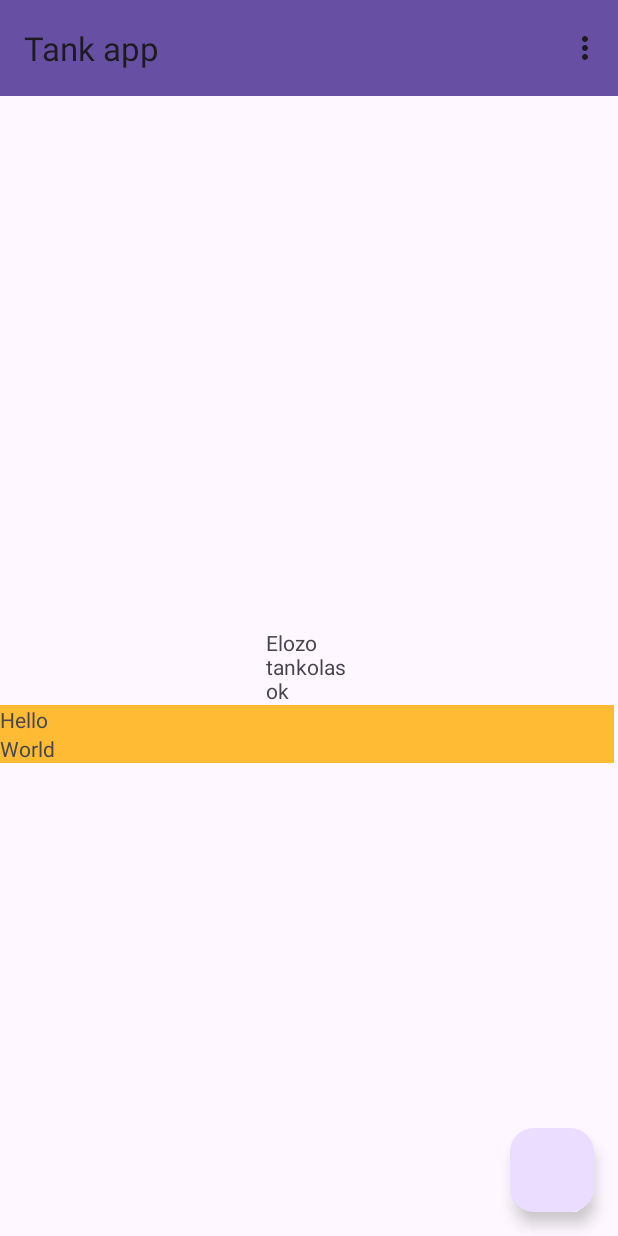
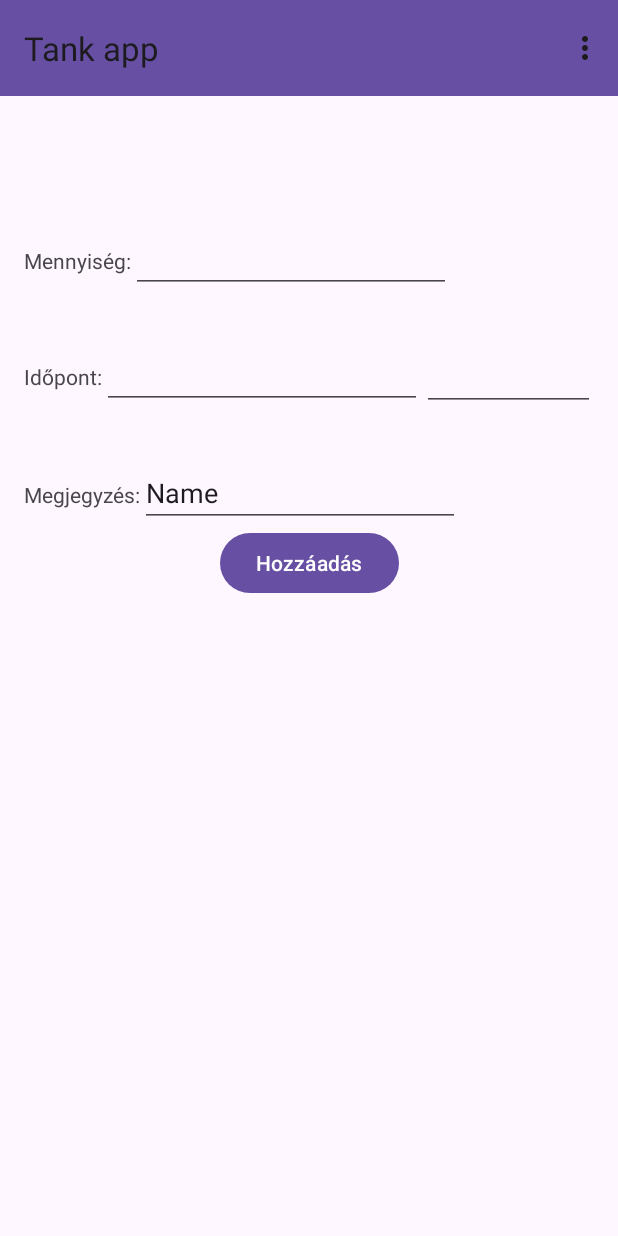
Before and after one commit to badinszky97/android_beadando, an Android app: the fragment ElozoTankolasok placed in its activity, after a tap on "uj", on a phone screen of 412 x 824 dp. Run offline under Robolectric (Android 15) with nearby library versions, the phone set to English and light mode, and no system bars; our stand-ins replace Room's generated code.

Commit message:
GUI letrehozva az uj tankolásoknak

```diff
--- a/app/src/main/java/hu/nje/tankolasnyilvantarto/ElozoTankolasok.java
+++ b/app/src/main/java/hu/nje/tankolasnyilvantarto/ElozoTankolasok.java
@@ -60,6 +60,7 @@ public class ElozoTankolasok extends Fragment {
 
     private void ShowMeassage(String message)
     {
-        Toast.makeText(getActivity().getBaseContext(), message, Toast.LENGTH_SHORT).show();
+        MainActivity mainActivity = (MainActivity)getActivity();
+        mainActivity.UjTankolasFragment();
     }
 }
--- a/app/src/main/java/hu/nje/tankolasnyilvantarto/MainActivity.java
+++ b/app/src/main/java/hu/nje/tankolasnyilvantarto/MainActivity.java
@@ -52,6 +52,15 @@ public class MainActivity extends AppCompatActivity {
         return true;
     }
 
+    public void UjTankolasFragment(){
+        loadFragment(new UjTankolas(), "ujtankolas");
+    }
+
+    public void UjTankolasMentese(Tankolas uj)
+    {
+
+    }
+
     private void loadFragment(Fragment fragment, String tag) {
         FragmentManager fragmentManager = getSupportFragmentManager();
         FragmentTransaction transaction = fragmentManager.beginTransaction();
--- /dev/null
+++ b/app/src/main/java/hu/nje/tankolasnyilvantarto/UjTankolas.java
@@ -0,0 +1,49 @@
+package hu.nje.tankolasnyilvantarto;
+
+import android.os.Bundle;
+
+import androidx.fragment.app.Fragment;
+
+import android.view.LayoutInflater;
+import android.view.View;
+import android.view.ViewGroup;
+import android.widget.Button;
+import android.widget.EditText;
+
+public class UjTankolas extends Fragment {
+    Button hozzaadGomb;
+    EditText ujMennyiseg;
+    EditText ujDatum;
+    EditText ujIdopont;
+    EditText ujMegjegyzes;
+    public UjTankolas() {
+        // Required empty public constructor
+    }
+
+    public static UjTankolas newInstance(String param1, String param2) {
+        UjTankolas fragment = new UjTankolas();
+        Bundle args = new Bundle();
+        fragment.setArguments(args);
+        return fragment;
+    }
+
+    @Override
+    public View onCreateView(LayoutInflater inflater, ViewGroup container,
+                             Bundle savedInstanceState) {
+        // Inflate the layout for this fragment
+        View view = inflater.inflate(R.layout.fragment_uj_tankolas, container, false);
+        MainActivity mainactivity = (MainActivity)getActivity();
+        ujMennyiseg = view.findViewById(R.id.ujTankolasFrgMennyiseg);
+        ujDatum = view.findViewById(R.id.ujTankolasFrgDatum);
+        ujIdopont = view.findViewById(R.id.ujTankolasFrgIdopont);
+        ujMegjegyzes = view.findViewById(R.id.ujTankolasFrgMeghegyzes);
+
+        hozzaadGomb = view.findViewById(R.id.ujTankolasFrgHozzaad);
+        hozzaadGomb.setOnClickListener( v -> {
+
+            Tankolas ujElem = new Tankolas("megjegyzes", 100,200);
+
+        });
+        return view;
+    }
+}
--- /dev/null
+++ b/app/src/main/res/layout/fragment_uj_tankolas.xml
@@ -0,0 +1,84 @@
+<?xml version="1.0" encoding="utf-8"?>
+<androidx.constraintlayout.widget.ConstraintLayout xmlns:android="http://schemas.android.com/apk/res/android"
+    xmlns:app="http://schemas.android.com/apk/res-auto"
+    xmlns:tools="http://schemas.android.com/tools"
+    android:id="@+id/frameLayout3"
+    android:layout_width="match_parent"
+    android:layout_height="match_parent"
+    tools:context=".UjTankolas" >
+
+    <TextView
+        android:id="@+id/textView3"
+        android:layout_width="wrap_content"
+        android:layout_height="wrap_content"
+        android:text="Megjegyzés:"
+        app:layout_constraintBaseline_toBaselineOf="@+id/ujTankolasFrgMeghegyzes"
+        app:layout_constraintStart_toStartOf="@+id/textView6" />
+
+    <EditText
+        android:id="@+id/ujTankolasFrgMeghegyzes"
+        android:layout_width="wrap_content"
+        android:layout_height="wrap_content"
+        android:layout_marginTop="32dp"
+        android:ems="10"
+        android:inputType="text"
+        android:text="Name"
+        app:layout_constraintStart_toEndOf="@+id/textView3"
+        app:layout_constraintTop_toBottomOf="@+id/ujTankolasFrgIdopont" />
+
+    <TextView
+        android:id="@+id/textView5"
+        android:layout_width="wrap_content"
+        android:layout_height="wrap_content"
+        android:layout_marginStart="16dp"
+        android:layout_marginTop="100dp"
+        android:text="Mennyiség:"
+        app:layout_constraintStart_toStartOf="parent"
+        app:layout_constraintTop_toTopOf="parent" />
+
+    <TextView
+        android:id="@+id/textView6"
+        android:layout_width="wrap_content"
+        android:layout_height="wrap_content"
+        android:text="Időpont:"
+        app:layout_constraintBaseline_toBaselineOf="@+id/ujTankolasFrgDatum"
+        app:layout_constraintStart_toStartOf="@+id/textView5" />
+
+    <EditText
+        android:id="@+id/ujTankolasFrgMennyiseg"
+        android:layout_width="wrap_content"
+        android:layout_height="wrap_content"
+        android:ems="10"
+        android:inputType="numberDecimal"
+        app:layout_constraintBaseline_toBaselineOf="@+id/textView5"
+        app:layout_constraintStart_toEndOf="@+id/textView5" />
+
+    <EditText
+        android:id="@+id/ujTankolasFrgDatum"
+        android:layout_width="wrap_content"
+        android:layout_height="wrap_content"
+        android:layout_marginTop="32dp"
+        android:ems="10"
+        android:inputType="date"
+        app:layout_constraintStart_toEndOf="@+id/textView6"
+        app:layout_constraintTop_toBottomOf="@+id/ujTankolasFrgMennyiseg" />
+
+    <EditText
+        android:id="@+id/ujTankolasFrgIdopont"
+        android:layout_width="115dp"
+        android:layout_height="47dp"
+        android:ems="10"
+        android:inputType="time"
+        app:layout_constraintBaseline_toBaselineOf="@+id/ujTankolasFrgDatum"
+        app:layout_constraintStart_toEndOf="@+id/ujTankolasFrgDatum" />
+
+    <Button
+        android:id="@+id/ujTankolasFrgHozzaad"
+        android:layout_width="wrap_content"
+        android:layout_height="wrap_content"
+        android:text="Hozzáadás"
+        app:layout_constraintEnd_toEndOf="parent"
+        app:layout_constraintStart_toStartOf="parent"
+        app:layout_constraintTop_toBottomOf="@+id/ujTankolasFrgMeghegyzes" />
+
+</androidx.constraintlayout.widget.ConstraintLayout>
```
